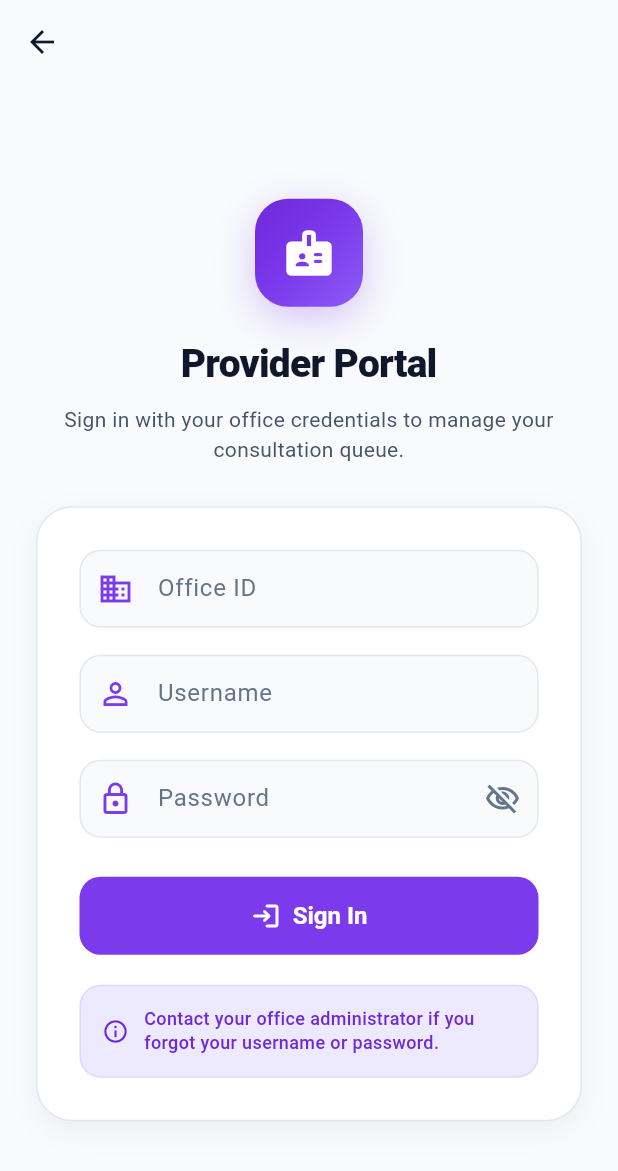
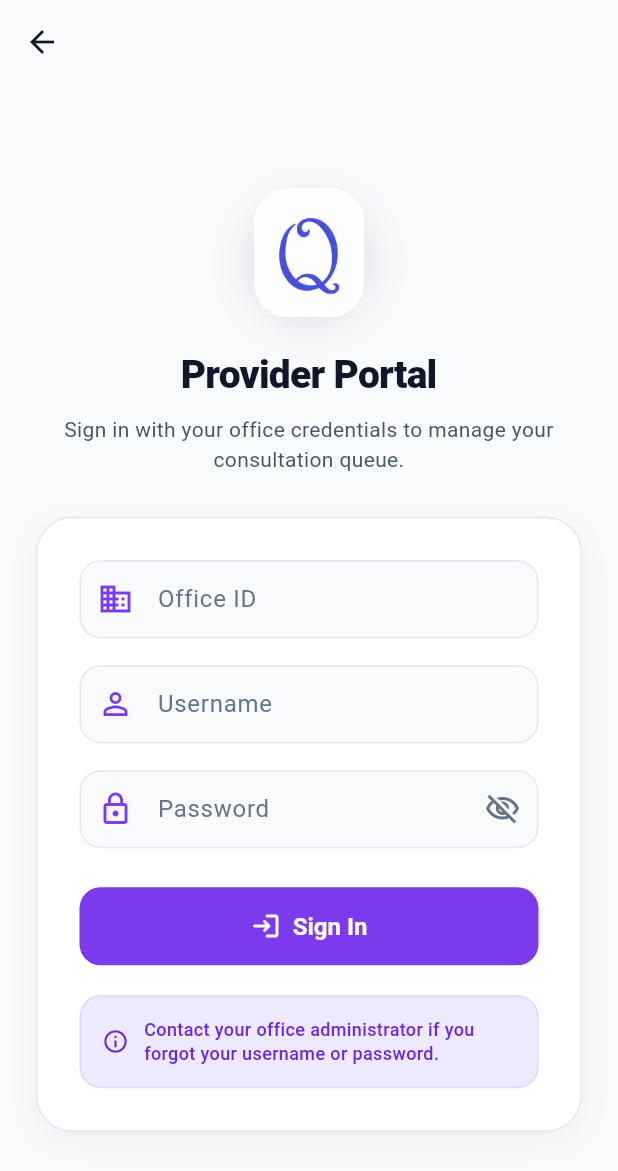
Before and after one commit to sahil-Parmar1/queueless, a Flutter app: the screen it shows after launch, after a tap on "Staff / Provider Login", on a phone screen of 412 x 824 dp. Shown: the top 1171 px of the screen. Run offline on Flutter 3.47's test engine with Material 3 defaults, Android fonts, the phone set to English and light mode, and no system bars; our stand-ins replace file_picker, firebase_auth, firebase_core, flutter_local_notifications, flutter_secure_storage, google_sign_in and 1 more; missing offline and left inert: mobile_scanner; accounts and stored records are empty; network calls fail.

Commit message:
app icon changed

```diff
--- a/frontend/queueless/pubspec.yaml
+++ b/frontend/queueless/pubspec.yaml
@@ -65,9 +65,8 @@ flutter:
   uses-material-design: true
 
   # To add assets to your application, add an assets section, like this:
-  # assets:
-  #   - images/a_dot_burr.jpeg
-  #   - images/a_dot_ham.jpeg
+  assets:
+    - assets/images/
 
   # An image asset can refer to one or more resolution-specific "variants", see
   # https://flutter.dev/to/resolution-aware-images
--- a/frontend/queueless_office/lib/screens/auth/office_auth_screen.dart
+++ b/frontend/queueless_office/lib/screens/auth/office_auth_screen.dart
@@ -128,22 +128,22 @@ class _OfficeAuthScreenState extends State<OfficeAuthScreen> {
                 children: [
                   // Header Logo & Title
                   Container(
-                    width: 72,
-                    height: 72,
+                    width: 86,
+                    height: 86,
                     decoration: BoxDecoration(
-                      gradient: const LinearGradient(
-                        colors: [Color(0xFF4F46E5), Color(0xFF6366F1)],
-                      ),
-                      borderRadius: BorderRadius.circular(22),
+                      shape: BoxShape.circle,
                       boxShadow: [
                         BoxShadow(
-                          color: const Color(0xFF4F46E5).withValues(alpha: 0.35),
-                          blurRadius: 24,
-                          offset: const Offset(0, 10),
+                          color: const Color(0xFF0F172A).withValues(alpha: 0.10),
+                          blurRadius: 20,
+                          offset: const Offset(0, 6),
                         ),
                       ],
                     ),
-                    child: const Icon(Icons.business_rounded, color: Colors.white, size: 36),
+                    child: Image.asset(
+                      'assets/images/app_logo.png',
+                      fit: BoxFit.contain,
+                    ),
                   ),
                   const SizedBox(height: 20),
                   const Text(
--- a/frontend/queueless_office/lib/screens/auth/provider_login_screen.dart
+++ b/frontend/queueless_office/lib/screens/auth/provider_login_screen.dart
@@ -146,14 +146,22 @@ class _ProviderLoginScreenState extends State<ProviderLoginScreen> {
                   children: [
                     // Header Icon
                     Container(
-                      width: 72,
-                      height: 72,
+                      width: 86,
+                      height: 86,
                       decoration: BoxDecoration(
-                        gradient: ProviderColors.headerGradient,
-                        borderRadius: BorderRadius.circular(22),
-                        boxShadow: ProviderColors.primaryGlow,
+                        shape: BoxShape.circle,
+                        boxShadow: [
+                          BoxShadow(
+                            color: const Color(0xFF0F172A).withValues(alpha: 0.10),
+                            blurRadius: 20,
+                            offset: const Offset(0, 6),
+                          ),
+                        ],
                       ),
-                      child: const Icon(Icons.badge_rounded, color: Colors.white, size: 36),
+                      child: Image.asset(
+                        'assets/images/app_logo.png',
+                        fit: BoxFit.contain,
+                      ),
                     ),
                     const SizedBox(height: 20),
                     const Text(
--- a/frontend/queueless_office/pubspec.yaml
+++ b/frontend/queueless_office/pubspec.yaml
@@ -65,9 +65,8 @@ flutter:
   uses-material-design: true
 
   # To add assets to your application, add an assets section, like this:
-  # assets:
-  #   - images/a_dot_burr.jpeg
-  #   - images/a_dot_ham.jpeg
+  assets:
+    - assets/images/
 
   # An image asset can refer to one or more resolution-specific "variants", see
   # https://flutter.dev/to/resolution-aware-images
```
Also changed, not shown: frontend/queueless/lib/screens/auth/customer_login_screen.dart (+7 -9 lines), frontend/queueless/lib/screens/dashboard/customer_dashboard_screen.dart (+6 -6 lines), frontend/queueless/assets/images/app_logo.png (added), frontend/queueless_office/assets/images/app_logo.png (added), resource/icon/customer.png (added), resource/icon/office and provider.png (added), 24 other files.
